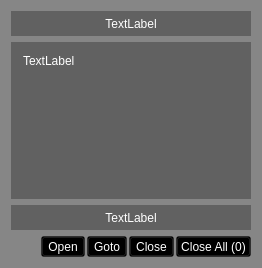
The window that src/resources/ERDisplay.ui (IDREsandbox/vsim) describes before a commit, drawn with Qt 5.
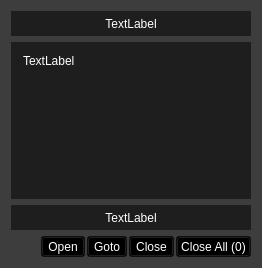
The same window after the commit.

```diff
--- a/src/resources/ERDisplay.ui
+++ b/src/resources/ERDisplay.ui
@@ -14,7 +14,7 @@
    <string>Form</string>
   </property>
   <property name="styleSheet">
-   <string notr="true">background: rgba(0, 0, 0, 70);
+   <string notr="true">background: rgba(0, 0, 0, 130);
 color: rgb(255, 255, 255);
 border-color: rgb(238, 238, 238);</string>
   </property>
```
